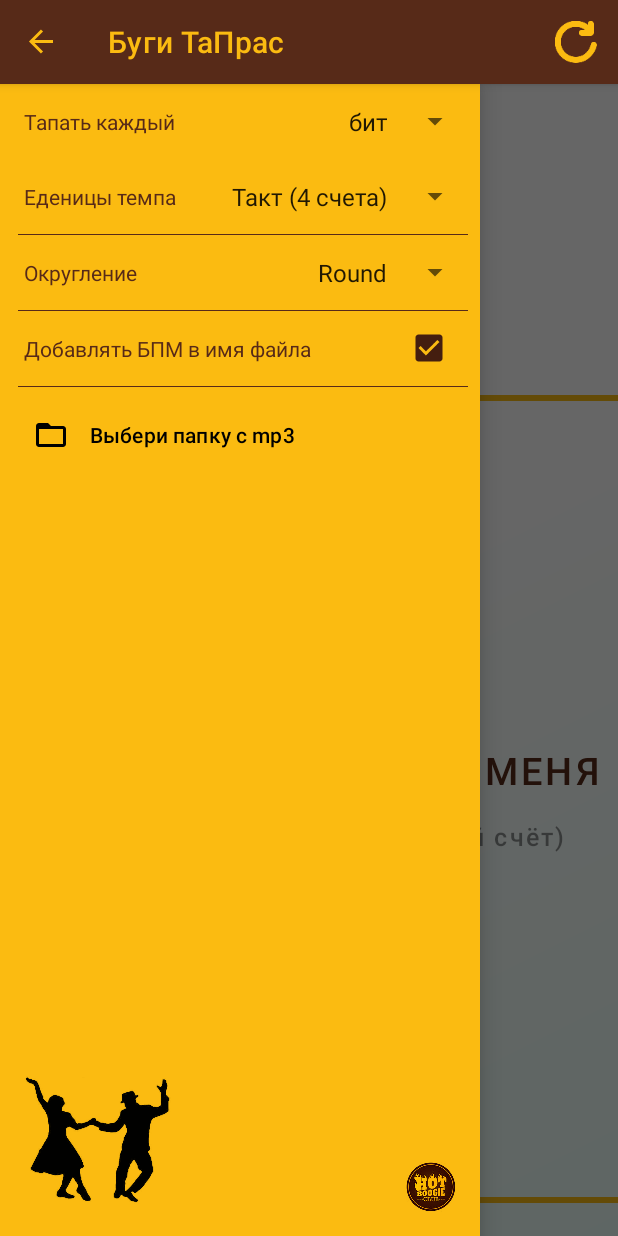
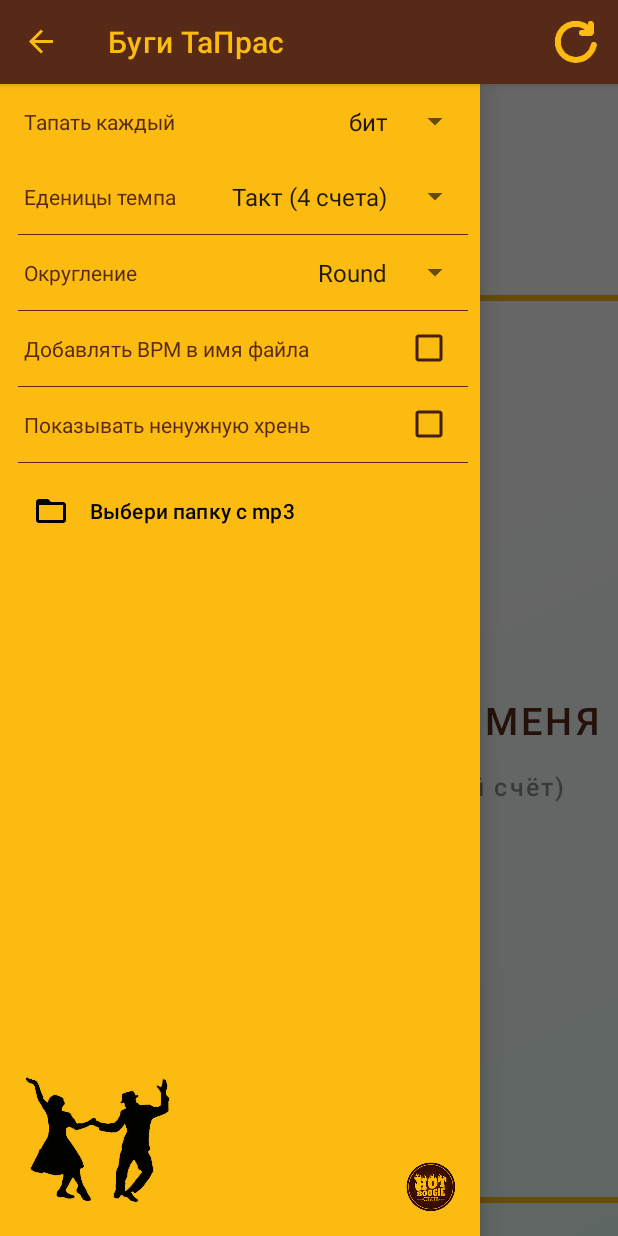
Before and after one commit to alexmirash/BoogieTapper, an Android app: the screen it shows after launch (MainActivity), with the side drawer open, on a phone screen of 412 x 824 dp. Run offline under Robolectric (Android 15) with nearby library versions, the phone set to English and light mode, and no system bars; libraries missing offline, so code that uses them is left out: com.obsez.android.

Commit message:
settings issues fix

```diff
--- a/app/src/main/java/com/alex/mirash/boogietapcounter/settings/Settings.java
+++ b/app/src/main/java/com/alex/mirash/boogietapcounter/settings/Settings.java
@@ -23,10 +23,12 @@ public class Settings {
     private SettingRoundMode roundMode;
     private boolean isAutoRefresh;
     private boolean isAddBpmToFileName;
+    private boolean isShowOutputDetails;
 
     private List<SettingChangeObserver<SettingTapMode>> tapModeObservers;
     private List<SettingChangeObserver<SettingUnit>> unitChangeObservers;
     private List<SettingChangeObserver<SettingRoundMode>> roundModeChangeObservers;
+    private List<SettingChangeObserver<Boolean>> showDetailsChangeObservers;
 
     public Settings() {
         loadFromPreferences();
@@ -38,6 +40,7 @@ public class Settings {
         roundMode = PreferencesManager.getRoundMode();
         isAutoRefresh = PreferencesManager.getAutoRefreshValue();
         isAddBpmToFileName = PreferencesManager.getAddBpmToFileNameValue();
+        isShowOutputDetails = PreferencesManager.getShowOutputDetails();
     }
 
     public SettingTapMode getTapMode() {
@@ -45,9 +48,11 @@ public class Settings {
     }
 
     public void setTapMode(SettingTapMode mode) {
+        if (tapMode != mode) {
             tapMode = mode;
             PreferencesManager.setTapMode(mode);
             notifySettingChange(mode, tapModeObservers);
+        }
     }
 
     public SettingUnit getUnit() {
@@ -55,9 +60,11 @@ public class Settings {
     }
 
     public void setUnit(SettingUnit value) {
+        if (unit != value) {
             unit = value;
             PreferencesManager.setUnit(value);
             notifySettingChange(value, unitChangeObservers);
+        }
     }
 
     public SettingRoundMode getRoundMode() {
@@ -65,18 +72,32 @@ public class Settings {
     }
 
     public void setRoundMode(SettingRoundMode value) {
+        if (roundMode != value) {
             roundMode = value;
             PreferencesManager.setRoundMode(value);
             notifySettingChange(value, roundModeChangeObservers);
         }
+    }
 
-    public boolean getIsAutoRefresh() {
+    public boolean isAutoRefresh() {
         return isAutoRefresh;
     }
 
-    public void setIsAutoRefresh(boolean autoRefresh) {
+    public void setAutoRefresh(boolean autoRefresh) {
         isAutoRefresh = autoRefresh;
         PreferencesManager.setAutoRefresh(autoRefresh);
+    }
+
+    public boolean isShowOutputDetails() {
+        return isShowOutputDetails;
+    }
+
+    public void setShowOutputDetails(boolean showOutputDetails) {
+        if (isShowOutputDetails != showOutputDetails) {
+            isShowOutputDetails = showOutputDetails;
+            PreferencesManager.setShowOutputDetails(showOutputDetails);
+            notifySettingChange(showOutputDetails, showDetailsChangeObservers);
+        }
     }
 
     public boolean isAddBpmToFileName() {
@@ -85,6 +106,7 @@ public class Settings {
 
     public void setAddBpmToFileName(boolean addBpmToFileName) {
         isAddBpmToFileName = addBpmToFileName;
+        PreferencesManager.setAddBpmToFileNameValue(addBpmToFileName);
     }
 
     public static Settings get() {
@@ -124,6 +146,19 @@ public class Settings {
         }
     }
 
+    public void addShowDetailsObserver(SettingChangeObserver<Boolean> observer) {
+        if (showDetailsChangeObservers == null) {
+            showDetailsChangeObservers = new ArrayList<>();
+        }
+        showDetailsChangeObservers.add(observer);
+    }
+
+    public void removeShowDetailsObserver(SettingChangeObserver<Boolean> observer) {
+        if (showDetailsChangeObservers != null) {
+            showDetailsChangeObservers.remove(observer);
+        }
+    }
+
     public void clearObservers() {
         if (tapModeObservers != null) {
             Log.d(TAG, "clear tap mode " + tapModeObservers.size());
@@ -136,9 +171,14 @@ public class Settings {
             unitChangeObservers = null;
         }
         if (roundModeChangeObservers != null) {
-            Log.d(TAG, "clear unit " + roundModeChangeObservers.size());
+            Log.d(TAG, "clear round mode " + roundModeChangeObservers.size());
             roundModeChangeObservers.clear();
             roundModeChangeObservers = null;
+        }
+        if (showDetailsChangeObservers != null) {
+            Log.d(TAG, "clear show details " + showDetailsChangeObservers.size());
+            showDetailsChangeObservers.clear();
+            showDetailsChangeObservers = null;
         }
     }
 
--- a/app/src/main/java/com/alex/mirash/boogietapcounter/settings/options/SettingRoundMode.java
+++ b/app/src/main/java/com/alex/mirash/boogietapcounter/settings/options/SettingRoundMode.java
@@ -24,6 +24,8 @@ public enum SettingRoundMode {
         }
     };
 
+    public abstract int round(float bpm);
+
     public static SettingRoundMode getValue(int position) {
         SettingRoundMode[] values = values();
         if (position >= 0 && position < values.length) {
@@ -34,6 +36,4 @@ public enum SettingRoundMode {
     public static SettingRoundMode getDefaultValue() {
         return ROUND;
     }
-
-    public abstract int round(float bpm);
 }
--- a/app/src/main/java/com/alex/mirash/boogietapcounter/settings/options/SettingUnit.java
+++ b/app/src/main/java/com/alex/mirash/boogietapcounter/settings/options/SettingUnit.java
@@ -6,7 +6,8 @@ package com.alex.mirash.boogietapcounter.settings.options;
 
 public enum SettingUnit {
     BEAT(1),
-    FOUR(4);
+    FOUR(4),
+    EIGHT(8);
 
     SettingUnit(int beats) {
         this.beats = beats;
--- a/app/src/main/java/com/alex/mirash/boogietapcounter/tapper/controller/BeatController.java
+++ b/app/src/main/java/com/alex/mirash/boogietapcounter/tapper/controller/BeatController.java
@@ -61,14 +61,14 @@ public class BeatController implements TapControlListener, BpmStrategyListener {
     @Override
     public void onTap() {
         strategy.onTap();
-        if (Settings.get().getIsAutoRefresh()) {
+        if (Settings.get().isAutoRefresh()) {
             idleHandler.updateHandler();
         }
     }
 
     @Override
     public void onBpmUpdate(DataHolder data) {
-        if (Settings.get().getIsAutoRefresh()) {
+        if (Settings.get().isAutoRefresh()) {
             idleHandler.setIdleTime((int) data.getDetails().getAverageTapInterval() + Const.AUTO_REFRESH_TIME);
         }
         if (listener != null) {
--- a/app/src/main/java/com/alex/mirash/boogietapcounter/tapper/tool/Const.java
+++ b/app/src/main/java/com/alex/mirash/boogietapcounter/tapper/tool/Const.java
@@ -13,13 +13,15 @@ public final class Const {
     public static final String KEY_ROUND_MODE = "round_mode";
     public static final String KEY_AUTO_REFRESH = "auto_refresh";
     public static final String KEY_ADD_BPM_TO_FILENAME = "add_filename_bpm";
+    public static final String KEY_SHOW_OUTPUT_DETAILS = "show_output_details";
     public static final String KEY_LAST_FILE_PATH = "last_file_path";
     public static final String FOLDER_NAME = "TaРас_modified";
     public static final long SEC_IN_MINUTE = TimeUnit.MINUTES.toSeconds(1);
     public static final long MILLIS_IN_MINUTE = TimeUnit.MINUTES.toMillis(1);
     public static final long MILLIS_IN_HOUR = TimeUnit.HOURS.toMillis(1);
     public static boolean AUTO_REFRESH_DEFAULT_VALUE = true;
-    public static boolean IS_ADD_BPM_TO_FILE_NAME_DEFAULT_VALUE = true;
+    public static boolean IS_ADD_BPM_TO_FILE_NAME_DEFAULT_VALUE = false;
+    public static boolean IS_SHOW_OUTPUT_DETAILS_DEFAULT_VALUE = false;
     public static int AUTO_REFRESH_TIME = 2000;
     public static int SONG_PROGRESS_UPDATE_INTERVAL = 100;
 
--- a/app/src/main/java/com/alex/mirash/boogietapcounter/tapper/tool/PreferencesManager.java
+++ b/app/src/main/java/com/alex/mirash/boogietapcounter/tapper/tool/PreferencesManager.java
@@ -99,6 +99,14 @@ public class PreferencesManager {
         putBool(Const.KEY_ADD_BPM_TO_FILENAME, isAddBpm);
     }
 
+    public static boolean getShowOutputDetails() {
+        return getBool(Const.KEY_SHOW_OUTPUT_DETAILS, Const.IS_SHOW_OUTPUT_DETAILS_DEFAULT_VALUE);
+    }
+
+    public static void setShowOutputDetails(boolean isShowDetails) {
+        putBool(Const.KEY_SHOW_OUTPUT_DETAILS, isShowDetails);
+    }
+
     public static String getLastFilePath() {
         return getString(Const.KEY_LAST_FILE_PATH, null);
     }
--- a/app/src/main/java/com/alex/mirash/boogietapcounter/tapper/view/output/DataOutputView.java
+++ b/app/src/main/java/com/alex/mirash/boogietapcounter/tapper/view/output/DataOutputView.java
@@ -2,12 +2,12 @@ package com.alex.mirash.boogietapcounter.tapper.view.output;
 
 import android.content.Context;
 import android.util.AttributeSet;
+import android.view.View;
 import android.widget.LinearLayout;
 
 import androidx.annotation.Nullable;
 
 import com.alex.mirash.boogietapcounter.R;
-import com.alex.mirash.boogietapcounter.settings.SettingChangeObserver;
 import com.alex.mirash.boogietapcounter.settings.Settings;
 import com.alex.mirash.boogietapcounter.settings.options.SettingUnit;
 import com.alex.mirash.boogietapcounter.tapper.data.DataHolder;
@@ -16,38 +16,40 @@ import com.alex.mirash.boogietapcounter.tapper.data.DataHolder;
  * @author Mirash
  */
 
-public class DataOutputView extends LinearLayout implements SettingChangeObserver<SettingUnit> {
+public class DataOutputView extends LinearLayout implements Highlightable {
     private OutputCellView tempView;
-    private OutputCellView bpmView;
+    private OutputCellView beatView;
     private OutputCellView tempIntervalView;
-    private OutputCellView bpmIntervalView;
+    private OutputCellView beatIntervalView;
+    private View detailsView;
 
     private String emptyString;
     private String measuringStartedEmptyString;
-
-    private boolean isHighlighted;
 
     public DataOutputView(Context context, AttributeSet attrs) {
         super(context, attrs);
         setOrientation(VERTICAL);
         inflate(context, R.layout.view_data_output, this);
         tempView = findViewById(R.id.data_output_temp);
-        bpmView = findViewById(R.id.data_output_bpm);
-        tempIntervalView = findViewById(R.id.data_output_interval_temp);
-        bpmIntervalView = findViewById(R.id.data_output_interval_bpm);
+        beatView = findViewById(R.id.data_output_bpm);
+        detailsView = findViewById(R.id.data_output_details);
+        tempIntervalView = detailsView.findViewById(R.id.data_output_interval_temp);
+        beatIntervalView = detailsView.findViewById(R.id.data_output_interval_bpm);
 
         emptyString = getResources().getString(R.string.empty_value);
         measuringStartedEmptyString = getResources().getString(R.string.empty_measurement_started_value);
 
         tempView.setLabelText(getResources().getString(R.string.output_temp_label));
-        bpmView.setLabelText(getResources().getString(R.string.output_bpm_label));
-        bpmIntervalView.setLabelText(getResources().getString(R.string.output_beat_interval_label));
+        beatView.setLabelText(getResources().getString(R.string.output_bpm_label));
+        beatIntervalView.setLabelText(getResources().getString(R.string.output_beat_interval_label));
         tempIntervalView.setLabelText(getResources().getString(R.string.output_temp_interval_label));
 
         refresh();
-
+        applyUnit(Settings.get().getUnit());
+        applyShowDetails(Settings.get().isShowOutputDetails());
         if (!isInEditMode()) {
-            Settings.get().addUnitObserver(this);
+            Settings.get().addUnitObserver(this::applyUnit);
+            Settings.get().addShowDetailsObserver(this::applyShowDetails);
         }
     }
 
@@ -65,15 +67,11 @@ public class DataOutputView extends LinearLayout implements SettingChangeObserve
     }
 
     public void refresh(boolean isMeasurementStarted) {
-        if (isHighlighted) {
-            isHighlighted = false;
-            tempView.clearEffects();
-            bpmView.clearEffects();
-        }
+        setHighlighted(false);
         String emptyValue = isMeasurementStarted ? measuringStartedEmptyString : emptyString;
         tempView.setValueText(emptyValue);
-        bpmView.setValueText(emptyValue);
-        bpmIntervalView.setValueText(emptyValue);
+        beatView.setValueText(emptyValue);
+        beatIntervalView.setValueText(emptyValue);
         tempIntervalView.setValueText(emptyValue);
     }
 
@@ -82,41 +80,33 @@ public class DataOutputView extends LinearLayout implements SettingChangeObserve
     }
 
     public void setBeats(float beats) {
-        bpmView.setValue(beats);
+        beatView.setValue(beats);
     }
 
     public void setBeatsInterval(float interval) {
-        bpmIntervalView.setValue(interval);
+        beatIntervalView.setValue(interval);
     }
 
     public void setTempInterval(float interval) {
         tempIntervalView.setValue(interval);
     }
 
-    public void highlight() {
-        if (!isHighlighted) {
-            isHighlighted = true;
-            tempView.highlight();
-            if (tempView.getVisibility() != VISIBLE) {
-                bpmView.highlight();
-            }
+    private void applyUnit(SettingUnit unit) {
+        if (unit == SettingUnit.BEAT) {
+            beatView.setVisibility(GONE);
+            beatIntervalView.setVisibility(GONE);
+        } else {
+            beatView.setVisibility(VISIBLE);
+            beatIntervalView.setVisibility(VISIBLE);
         }
     }
 
+    private void applyShowDetails(Boolean showDetails) {
+        detailsView.setVisibility(showDetails != null && showDetails ? VISIBLE : GONE);
+    }
+
     @Override
-    public void onSettingChanged(SettingUnit setting) {
-        if (setting == SettingUnit.BEAT) {
-            tempView.setVisibility(GONE);
-            tempIntervalView.setVisibility(GONE);
-            if (isHighlighted) {
-                bpmView.highlight();
-            }
-        } else {
-            tempView.setVisibility(VISIBLE);
-            tempIntervalView.setVisibility(VISIBLE);
-            if (isHighlighted) {
-                bpmView.clearEffects();
-            }
-        }
+    public void setHighlighted(boolean highlighted) {
+        tempView.setHighlighted(highlighted);
     }
 }
--- /dev/null
+++ b/app/src/main/java/com/alex/mirash/boogietapcounter/tapper/view/output/Highlightable.java
@@ -0,0 +1,8 @@
+package com.alex.mirash.boogietapcounter.tapper.view.output;
+
+/**
+ * @author Mirash
+ */
+public interface Highlightable {
+    void setHighlighted(boolean highlighted);
+}
--- a/app/src/main/java/com/alex/mirash/boogietapcounter/tapper/view/output/OutputCellView.java
+++ b/app/src/main/java/com/alex/mirash/boogietapcounter/tapper/view/output/OutputCellView.java
@@ -2,10 +2,11 @@ package com.alex.mirash.boogietapcounter.tapper.view.output;
 
 import android.annotation.SuppressLint;
 import android.content.Context;
-import android.graphics.Paint;
 import android.util.AttributeSet;
 import android.widget.FrameLayout;
 import android.widget.TextView;
+
+import androidx.core.content.ContextCompat;
 
 import com.alex.mirash.boogietapcounter.R;
 import com.alex.mirash.boogietapcounter.tapper.tool.Utils;
@@ -14,7 +15,7 @@ import com.alex.mirash.boogietapcounter.tapper.tool.Utils;
  * @author Mirash
  */
 
-public class OutputCellView extends FrameLayout {
+public class OutputCellView extends FrameLayout implements Highlightable {
     protected TextView labelView;
     protected TextView valueView;
 
@@ -50,12 +51,10 @@ public class OutputCellView extends FrameLayout {
         labelView.setText(labelText);
     }
 
-    public void highlight() {
-        valueView.setPaintFlags(valueView.getPaintFlags() | Paint.UNDERLINE_TEXT_FLAG);
-    }
-
-    public void clearEffects() {
-        valueView.setPaintFlags(valueView.getPaintFlags() & (~Paint.UNDERLINE_TEXT_FLAG));
+    @Override
+    public void setHighlighted(boolean highlighted) {
+        valueView.setTextColor(ContextCompat.getColor(getContext(),
+                highlighted ? R.color.colorAccent : R.color.output_text_color));
     }
 
     protected static class ValueFormat {
--- a/app/src/main/java/com/alex/mirash/boogietapcounter/tapper/view/setting/SettingsView.java
+++ b/app/src/main/java/com/alex/mirash/boogietapcounter/tapper/view/setting/SettingsView.java
@@ -55,6 +55,8 @@ public class SettingsView extends LinearLayout {
                 });
         initSettingCheckBox(R.id.settings_bpm_filename_item, R.id.settings_bpm_filename_checkbox,
                 settings.isAddBpmToFileName(), (buttonView, isChecked) -> Settings.get().setAddBpmToFileName(isChecked));
+        initSettingCheckBox(R.id.settings_show_details_item, R.id.settings_show_details_checkbox,
+                settings.isShowOutputDetails(), (buttonView, isChecked) -> Settings.get().setShowOutputDetails(isChecked));
     }
 
     private void initSettingSpinner(int itemViewId, int spinnerId, int selectedPosition, AdapterView.OnItemSelectedListener listener) {
--- a/app/src/main/java/com/alex/mirash/boogietapcounter/tapper/view/setting/TapButton.java
+++ b/app/src/main/java/com/alex/mirash/boogietapcounter/tapper/view/setting/TapButton.java
@@ -8,7 +8,6 @@ import android.text.style.RelativeSizeSpan;
 import android.util.AttributeSet;
 
 import com.alex.mirash.boogietapcounter.R;
-import com.alex.mirash.boogietapcounter.settings.SettingChangeObserver;
 import com.alex.mirash.boogietapcounter.settings.Settings;
 import com.alex.mirash.boogietapcounter.settings.options.SettingTapMode;
 import com.google.android.material.button.MaterialButton;
@@ -17,7 +16,7 @@ import com.google.android.material.button.MaterialButton;
  * @author Mirash
  */
 
-public class TapButton extends MaterialButton implements SettingChangeObserver<SettingTapMode> {
+public class TapButton extends MaterialButton {
 
     public TapButton(Context context, AttributeSet attrs) {
         super(context, attrs);
@@ -26,15 +25,15 @@ public class TapButton extends MaterialButton implements SettingChangeObserver<S
 
     private void init() {
         setAllCaps(false);
+        applyTapMode(Settings.get().getTapMode());
         if (!isInEditMode()) {
-            Settings.get().addTapModeObserver(this);
+            Settings.get().addTapModeObserver(this::applyTapMode);
         }
     }
 
-    @Override
-    public void onSettingChanged(SettingTapMode setting) {
+    private void applyTapMode(SettingTapMode tapMode) {
         String upText = getResources().getString(R.string.tap_button_label_main);
-        String allText = upText + "\n\n" + getResources().getString(setting.getTapButtonResId());
+        String allText = upText + "\n\n" + getResources().getString(tapMode.getTapButtonResId());
         int spanStart = upText.length() + 1;
 
         SpannableString buttonText = new SpannableString(allText);
--- a/app/src/main/res/layout/view_outout_cell_main.xml
+++ b/app/src/main/res/layout/view_outout_cell_main.xml
@@ -11,6 +11,7 @@
         android:layout_height="wrap_content"
         android:layout_marginEnd="@dimen/large_margin"
         android:textSize="@dimen/text_size_label"
+        android:textColor="@color/output_text_color"
         />
     <TextView
         android:id="@+id/output_value"
@@ -19,5 +20,6 @@
         android:fontFamily="@font/open_sans_semi_bold"
         android:gravity="end"
         android:textSize="@dimen/text_size_output"
+        android:textColor="@color/output_text_color"
         />
 </LinearLayout>
--- a/app/src/main/res/layout/view_outout_cell_small.xml
+++ b/app/src/main/res/layout/view_outout_cell_small.xml
@@ -11,6 +11,7 @@
         android:layout_height="wrap_content"
         android:layout_gravity="bottom"
         android:layout_marginEnd="@dimen/side_half_margin"
+        android:textColor="@color/output_text_color"
         android:textSize="@dimen/text_size_default"
         />
     <TextView
@@ -19,6 +20,7 @@
         android:layout_height="wrap_content"
         android:fontFamily="@font/open_sans_semi_bold"
         android:gravity="end"
+        android:textColor="@color/output_text_color"
         android:textSize="@dimen/text_size_output_small"
         />
 </LinearLayout>
--- a/app/src/main/res/layout/view_settings.xml
+++ b/app/src/main/res/layout/view_settings.xml
@@ -67,4 +67,25 @@
             />
     </FrameLayout>
     <include layout="@layout/view_delimiter" />
+    <FrameLayout
+        android:id="@+id/settings_show_details_item"
+        android:layout_width="match_parent"
+        android:layout_height="@dimen/nav_setting_item_height"
+        android:paddingStart="?attr/listPreferredItemPaddingLeft"
+        android:paddingEnd="6dp"
+        >
+        <TextView
+            style="@style/NavLabelStyle"
+            android:text="@string/settings_show_output_details_label"
+            />
+        <CheckBox
+            android:id="@+id/settings_show_details_checkbox"
+            android:layout_width="wrap_content"
+            android:layout_height="wrap_content"
+            android:layout_gravity="end|center_vertical"
+            android:layout_marginEnd="@dimen/minor_margin"
+            android:buttonTint="@color/colorPrimaryDark"
+            />
+    </FrameLayout>
+    <include layout="@layout/view_delimiter" />
 </merge>
--- a/app/src/main/res/values/colors.xml
+++ b/app/src/main/res/values/colors.xml
@@ -7,6 +7,7 @@
     <color name="white">#ffffff</color>
     <color name="content_background_gradient_color">#edfffa</color>
     <color name="tap_button_text_color">#8a000000</color>
+    <color name="output_text_color">#757575</color>
     <color name="tap_button_text_color_bottom">#70000000</color>
     <color name="tap_button_background_idle">#D6D7D7</color>
     <color name="tap_button_background_pressed">#BDBEBE</color>
--- a/app/src/main/res/values/strings.xml
+++ b/app/src/main/res/values/strings.xml
@@ -17,7 +17,8 @@
         <item>Восьмёрка</item>
     </string-array>
     <string name="settings_round_mode_label">Округление</string>
-    <string name="settings_bpm_filename_label">Добавлять БПМ в имя файла</string>
+    <string name="settings_bpm_filename_label">Добавлять BPM в имя файла</string>
+    <string name="settings_show_output_details_label">Показывать ненужную хрень</string>
     <string-array name="round_modes">
         <item>Round</item>
         <item>Ceil</item>
@@ -32,7 +33,7 @@
     <string name="tap_button_label_bottom_second_beat">(каждый 2й счёт)</string>
     <string name="tap_button_label_bottom_four_beat">(каждый 4й счёт)</string>
     <string name="tap_button_label_bottom_eight_beat">(каждую восьмёрку)</string>
-    <string name="empty_measurement_started_value">--<!--\u2014--></string>
-    <string name="empty_value">\u0020<!--\u2014--></string>
+    <string name="empty_measurement_started_value">--</string>
+    <string name="empty_value">\u0020</string>
 
 </resources>
```
Also changed, not shown: app/src/main/java/com/alex/mirash/boogietapcounter/MainActivity.java (+10 -12 lines), app/src/main/java/com/alex/mirash/boogietapcounter/tapper/tool/Utils.java (+10 -11 lines), app/src/main/res/layout/view_data_output.xml (+8 -6 lines). Lines whose indentation alone changed are shown as unchanged.
